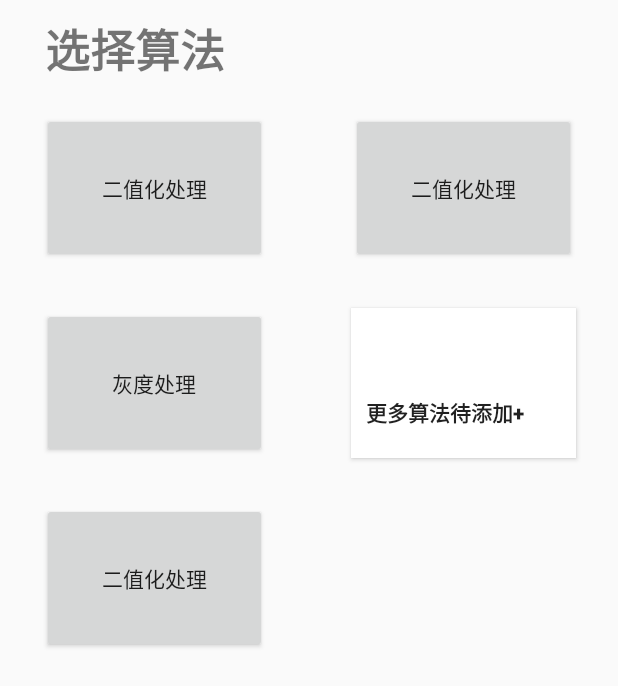
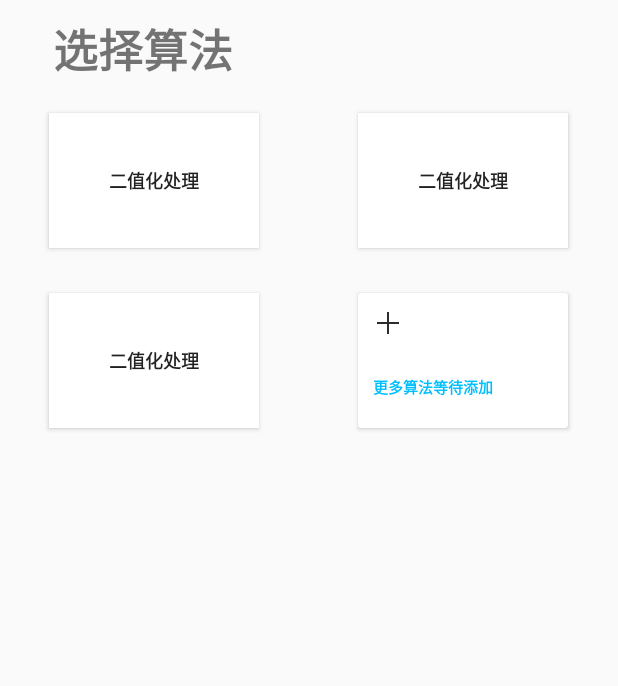
Before and after one commit to 123spy/coYa, an Android app: the ImageActivity screen opened directly, with no data from a screen before it, on a phone screen of 412 x 824 dp. Shown: the top 686 px of the screen. Run offline under Robolectric (Android 15) with nearby library versions, the phone set to English and light mode, and no system bars.

Commit message:
add all layout

```diff
--- a/app/src/main/AndroidManifest.xml
+++ b/app/src/main/AndroidManifest.xml
@@ -13,6 +13,12 @@
         android:theme="@style/Theme.CoYa"
         tools:targetApi="31">
         <activity
+            android:name=".activity.AiActivity"
+            android:exported="false" />
+        <activity
+            android:name=".activity.ToolActivity"
+            android:exported="false" />
+        <activity
             android:name=".activity.ImageActivity"
             android:exported="false" />
         <activity
--- a/app/src/main/java/com/spy/coya/activity/MainActivity.java
+++ b/app/src/main/java/com/spy/coya/activity/MainActivity.java
@@ -40,7 +40,7 @@ public class MainActivity extends AppCompatActivity {
         aiButton.setOnClickListener(new View.OnClickListener() {
             @Override
             public void onClick(View v) {
-                Intent intent = new Intent(MainActivity.this, ImageActivity.class);
+                Intent intent = new Intent(MainActivity.this, AiActivity.class);
                 startActivity(intent);
             }
         });
@@ -48,7 +48,7 @@ public class MainActivity extends AppCompatActivity {
         imageButton.setOnClickListener(new View.OnClickListener() {
             @Override
             public void onClick(View v) {
-                Toast.makeText(MainActivity.this, "点击了", Toast.LENGTH_SHORT).show();
+//                Toast.makeText(MainActivity.this, "点击了", Toast.LENGTH_SHORT).show();
                 Intent intent = new Intent(MainActivity.this, ImageActivity.class);
                 startActivity(intent);
             }
@@ -57,7 +57,7 @@ public class MainActivity extends AppCompatActivity {
         toolsButton.setOnClickListener(new View.OnClickListener() {
             @Override
             public void onClick(View v) {
-                Intent intent = new Intent(MainActivity.this, ImageActivity.class);
+                Intent intent = new Intent(MainActivity.this, ToolActivity.class);
                 startActivity(intent);
             }
         });
--- /dev/null
+++ b/app/src/main/res/drawable/card_border.xml
@@ -0,0 +1,29 @@
+<?xml version="1.0" encoding="utf-8"?>
+<shape xmlns:android="http://schemas.android.com/apk/res/android" >
+    <!--背景颜色-->
+    <solid android:color="#E8E8E8" />
+
+    <!--设置边距-->
+    <padding
+        android:bottom="10dp"
+        android:left="10dp"
+        android:right="10dp"
+        android:top="10dp" />
+
+    <!--控制边界线颜色和大小-->
+    <stroke
+        android:width="1dp"
+        android:color="@color/deepskyblue" />
+
+    <!--控制界面颜色渐变
+    <gradient
+            android:startColor="#E9E9E9"
+            android:endColor="#FFFFFF"
+            android:type="linear"
+            android:angle="90"/>
+    -->
+
+    <!--控制圆角大小-->
+    <corners android:radius="10dp" />
+
+</shape>
--- a/app/src/main/res/layout/activity_image.xml
+++ b/app/src/main/res/layout/activity_image.xml
@@ -13,8 +13,8 @@
         android:layout_height="wrap_content"
         android:gravity="start|top"
         android:paddingTop="10sp"
-        android:paddingLeft="30sp"
-        android:paddingRight="30sp"
+        android:paddingLeft="35sp"
+        android:paddingRight="35sp"
         android:paddingBottom="10sp"
         android:textSize="30sp"
         android:textStyle="bold"
@@ -35,23 +35,25 @@
             android:orientation="vertical">
 
             <Button
-                android:layout_width="150sp"
-                android:layout_height="100sp"
+                android:background="@color/white"
+                android:layout_width="140sp"
+                android:layout_height="90sp"
                 android:layout_marginTop="10sp"
+                android:padding="20sp"
+                android:textStyle="bold"
+                android:textSize="12sp"
                 android:text="二值化处理">
             </Button>
 
-            <Button
-                android:layout_width="150sp"
-                android:layout_height="100sp"
-                android:layout_marginTop="30sp"
-                android:text="灰度处理">
-            </Button>
 
             <Button
-                android:layout_width="150sp"
-                android:layout_height="100sp"
+                android:background="@color/white"
+                android:layout_width="140sp"
+                android:layout_height="90sp"
                 android:layout_marginTop="30sp"
+                android:padding="20sp"
+                android:textStyle="bold"
+                android:textSize="12sp"
                 android:text="二值化处理">
             </Button>
         </LinearLayout>
@@ -63,22 +65,39 @@
             android:gravity="center|top"
             android:orientation="vertical">
             <Button
-                android:layout_width="150sp"
-                android:layout_height="100sp"
+                android:background="@color/white"
+                android:layout_width="140sp"
+                android:layout_height="90sp"
                 android:layout_marginTop="10sp"
+                android:padding="20sp"
+                android:textStyle="bold"
+                android:textSize="12sp"
                 android:text="二值化处理">
             </Button>
-            <Button
-                android:layout_width="150sp"
-                android:layout_height="100sp"
+
+            <androidx.cardview.widget.CardView
+                android:layout_width="140sp"
+                android:layout_height="90sp"
                 android:layout_marginTop="30sp"
-                android:gravity="bottom|left"
-                android:paddingBottom="20sp"
-                android:paddingLeft="10sp"
-                android:textStyle="bold"
-                android:background="@color/white"
-                android:text="更多算法待添加+">
-            </Button>
+                android:padding="20sp"
+                android:background="@drawable/card_border"
+                >
+                <ImageView
+                    android:padding="10sp"
+                    android:layout_width="40sp"
+                    android:layout_height="40sp"
+                    android:src="@drawable/add"></ImageView>
+                <TextView
+                    android:layout_width="wrap_content"
+                    android:layout_height="wrap_content"
+                    android:textStyle="bold"
+                    android:textSize="10sp"
+                    android:paddingLeft="10sp"
+                    android:paddingBottom="20sp"
+                    android:textColor="@color/deepskyblue"
+                    android:layout_gravity="left|bottom"
+                    android:text="更多算法等待添加"></TextView>
+            </androidx.cardview.widget.CardView>
         </LinearLayout>
     </LinearLayout>
 </LinearLayout>
--- a/app/src/main/res/layout/activity_main.xml
+++ b/app/src/main/res/layout/activity_main.xml
@@ -37,7 +37,7 @@
 
     <!--body-->
     <Button
-        android:id="@+id/image_button"
+        android:id="@+id/ai_button"
         android:layout_width="280sp"
         android:layout_height="73sp"
         android:layout_marginTop="70sp"
@@ -49,7 +49,7 @@
     </Button>
 
     <Button
-        android:id="@+id/ai_button"
+        android:id="@+id/image_button"
         android:layout_width="280sp"
         android:layout_height="73sp"
         android:layout_marginTop="30sp"
```
Also changed, not shown: app/src/main/java/com/spy/coya/activity/AiActivity.java (added, +16 -0 lines), app/src/main/java/com/spy/coya/activity/ToolActivity.java (added, +16 -0 lines), app/src/main/res/drawable/button_border.xml (added, +8 -0 lines), app/src/main/res/layout/activity_ai.xml (added, +14 -0 lines), app/src/main/res/layout/activity_tool.xml (added, +14 -0 lines).
